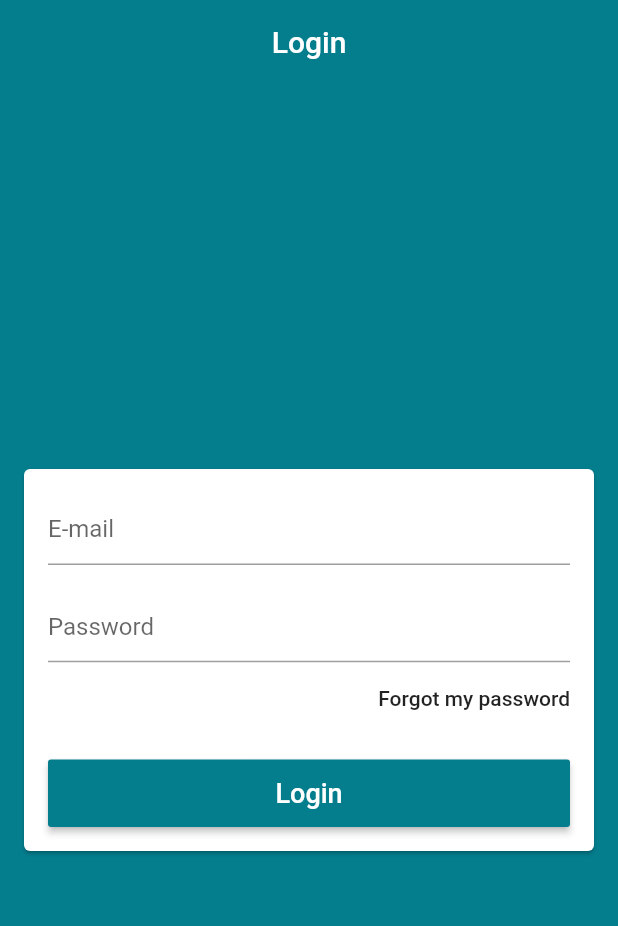
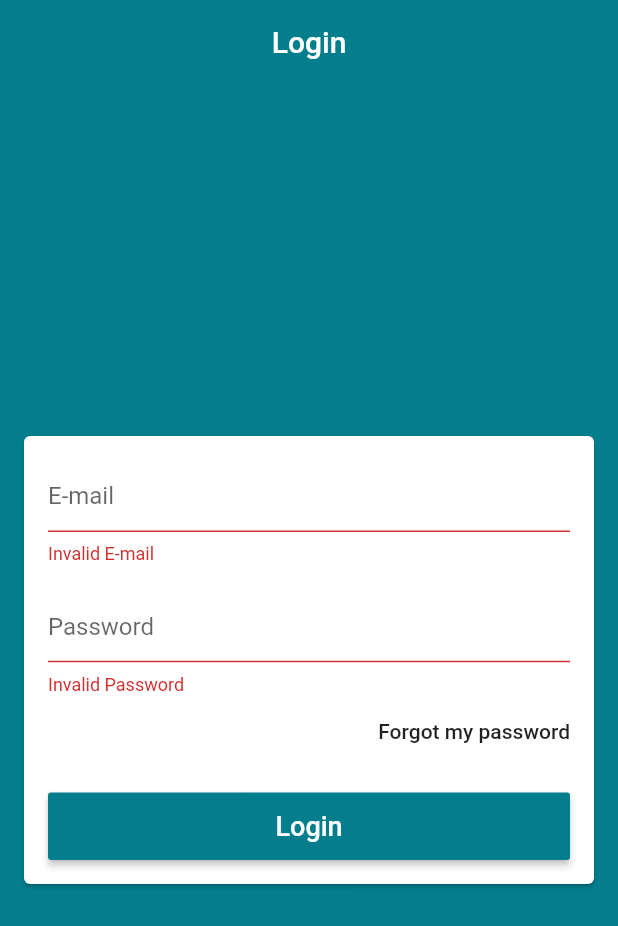
Before and after one commit to alanmxll/virtual-store, a Flutter app: the screen it shows after launch, after a tap on "Login", on a phone screen of 412 x 824 dp. Shown: the top 926 px of the screen. Run offline on Flutter 3.47's test engine with Material 2 defaults, Android fonts, the phone set to English and light mode, and no system bars.

```diff
--- /dev/null
+++ b/lib/helpers/validators.dart
@@ -0,0 +1,7 @@
+bool emailValid(String email) {
+  final RegExp regex = RegExp(
+    r"^(([^<>()[\]\\.,;:\s@\']+(\.[^<>()[\]\\.,;:\s@\']+)*)|(\'.+\'))@((\[[0-9]{1,3}\.[0-9]{1,3}\.[0-9]{1,3}\.[0-9]{1,3}\]) |(([a - zA - Z\-0 - 9]+\.) + [a - zA - Z]{2,}))$",
+  );
+
+  return regex.hasMatch(email);
+}
--- a/lib/screens/login/login_screen.dart
+++ b/lib/screens/login/login_screen.dart
@@ -1,6 +1,13 @@
+import 'package:flutter/cupertino.dart';
 import 'package:flutter/material.dart';
 
+import '../../helpers/validators.dart';
+
 class LoginScreen extends StatelessWidget {
+  final TextEditingController emailController = TextEditingController();
+  final TextEditingController passwordController = TextEditingController();
+  final GlobalKey<FormState> formKey = GlobalKey<FormState>();
+
   @override
   Widget build(BuildContext context) {
     return Scaffold(
@@ -11,18 +18,25 @@ class LoginScreen extends StatelessWidget {
       body: Center(
         child: Card(
           margin: const EdgeInsets.symmetric(horizontal: 16.0),
+          child: Form(
+            key: formKey,
             child: ListView(
               padding: const EdgeInsets.all(16.0),
               shrinkWrap: true,
               children: [
                 TextFormField(
                   autocorrect: false,
+                  controller: emailController,
                   decoration: const InputDecoration(
                     hintText: 'E-mail',
                   ),
                   keyboardType: TextInputType.emailAddress,
                   validator: (email) {
+                    if (!emailValid(email)) {
+                      return 'Invalid E-mail';
+                    } else {
                       return null;
+                    }
                   },
                 ),
                 const SizedBox(
@@ -30,6 +44,7 @@ class LoginScreen extends StatelessWidget {
                 ),
                 TextFormField(
                   autocorrect: false,
+                  controller: passwordController,
                   decoration: const InputDecoration(
                     hintText: 'Password',
                   ),
@@ -56,7 +71,12 @@ class LoginScreen extends StatelessWidget {
                 SizedBox(
                   height: 45.0,
                   child: RaisedButton(
-                  onPressed: () {},
+                    onPressed: () {
+                      if (formKey.currentState.validate()) {
+                        print(emailController.text);
+                        print(passwordController.text);
+                      }
+                    },
                     color: Theme.of(context).primaryColor,
                     textColor: Colors.white,
                     child: const Text(
@@ -71,6 +91,7 @@ class LoginScreen extends StatelessWidget {
             ),
           ),
         ),
+      ),
     );
   }
 }
```
Lines whose indentation alone changed are shown as unchanged.
